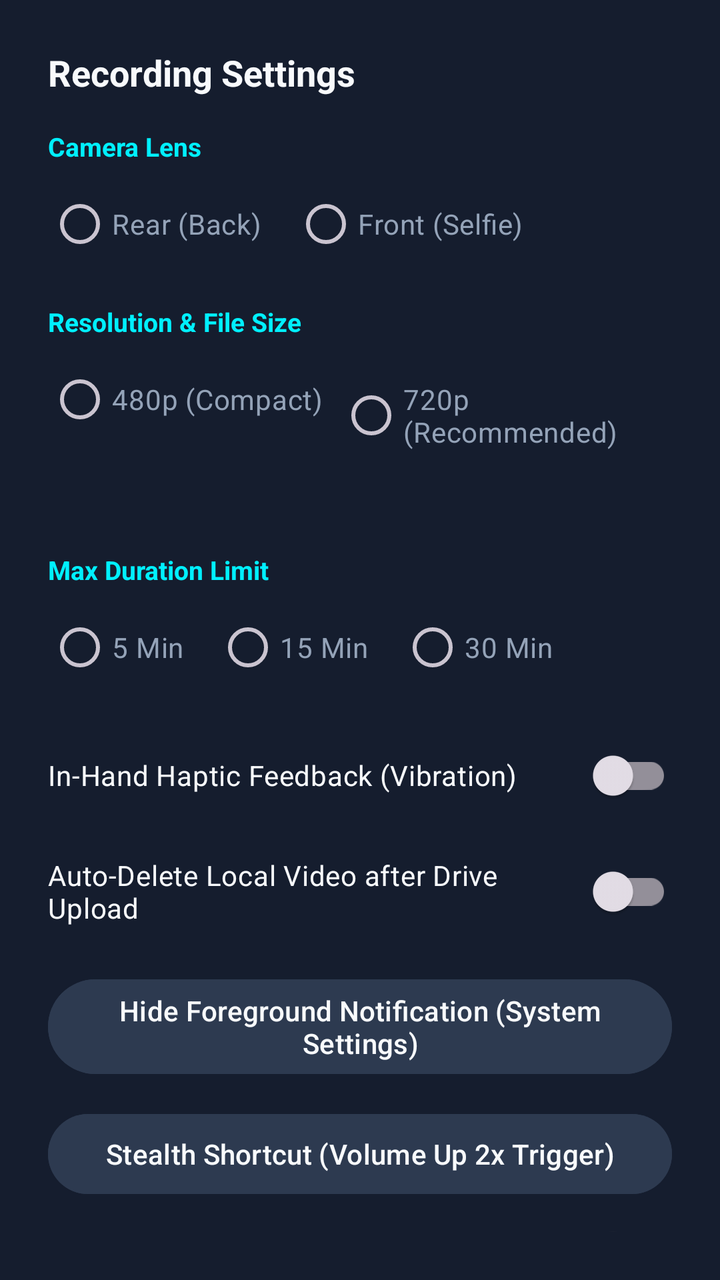
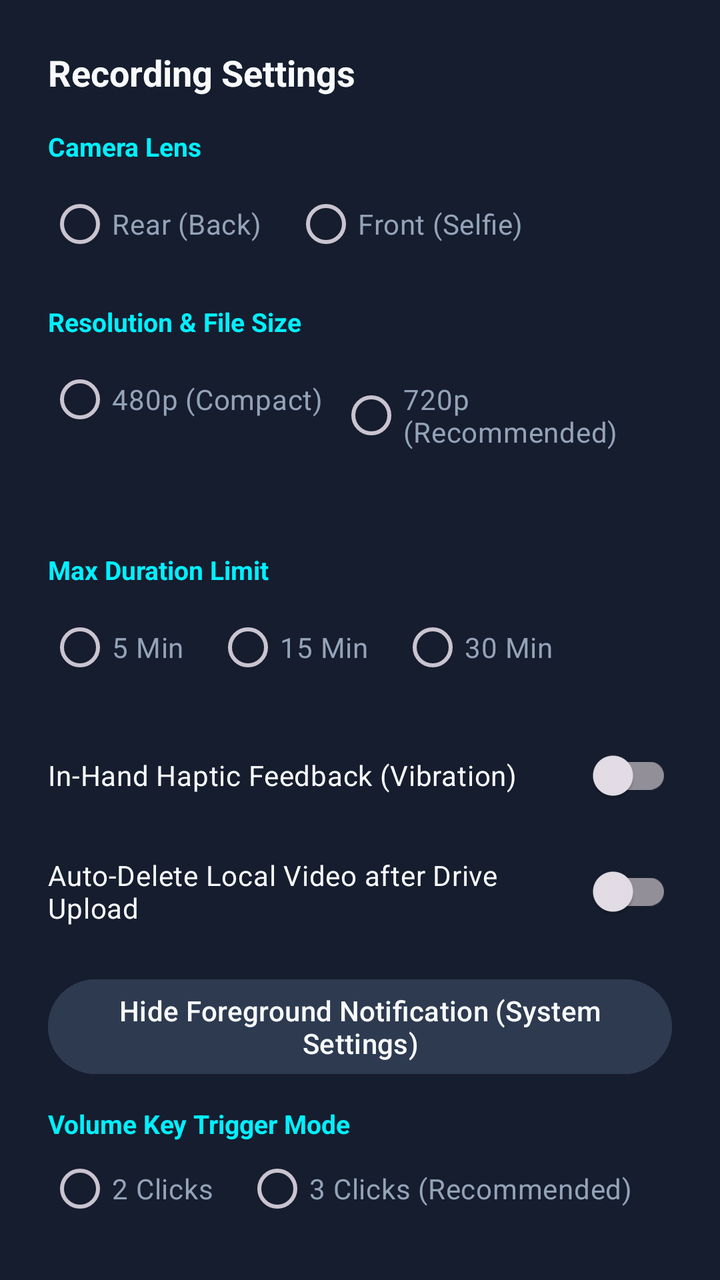

Before-and-after screenshots of an Android layout around one commit, followed by the original layout XML and the change that was made.
<!-- AndroidManifest.xml: application theme Theme.ThirdEye -->
<!-- res/layout/dialog_settings.xml -->
<?xml version="1.0" encoding="utf-8"?>
<LinearLayout xmlns:android="http://schemas.android.com/apk/res/android"
    android:layout_width="match_parent"
    android:layout_height="wrap_content"
    android:background="@color/surface_card"
    android:orientation="vertical"
    android:padding="24dp">

    <TextView
        android:layout_width="wrap_content"
        android:layout_height="wrap_content"
        android:text="Recording Settings"
        android:textColor="@color/text_primary"
        android:textSize="18sp"
        android:textStyle="bold"
        android:layout_marginBottom="16dp" />

    
    <TextView
        android:layout_width="wrap_content"
        android:layout_height="wrap_content"
        android:text="Camera Lens"
        android:textColor="@color/neon_cyan"
        android:textSize="13sp"
        android:textStyle="bold" />

    <RadioGroup
        android:id="@+id/rgCameraLens"
        android:layout_width="match_parent"
        android:layout_height="wrap_content"
        android:orientation="horizontal"
        android:layout_marginTop="6dp"
        android:layout_marginBottom="16dp">

        <RadioButton
            android:id="@+id/rbBackCamera"
            android:layout_width="wrap_content"
            android:layout_height="wrap_content"
            android:text="Rear (Back)"
            android:textColor="@color/text_secondary"
            android:layout_marginEnd="16dp" />

        <RadioButton
            android:id="@+id/rbFrontCamera"
            android:layout_width="wrap_content"
            android:layout_height="wrap_content"
            android:text="Front (Selfie)"
            android:textColor="@color/text_secondary" />
    </RadioGroup>

    
    <TextView
        android:layout_width="wrap_content"
        android:layout_height="wrap_content"
        android:text="Resolution &amp; File Size"
        android:textColor="@color/neon_cyan"
        android:textSize="13sp"
        android:textStyle="bold" />

    <RadioGroup
        android:id="@+id/rgQuality"
        android:layout_width="match_parent"
        android:layout_height="wrap_content"
        android:orientation="horizontal"
        android:layout_marginTop="6dp"
        android:layout_marginBottom="16dp">

        <RadioButton
            android:id="@+id/rb480p"
            android:layout_width="wrap_content"
            android:layout_height="wrap_content"
            android:text="480p (Compact)"
            android:textColor="@color/text_secondary"
            android:layout_marginEnd="8dp" />

        <RadioButton
            android:id="@+id/rb720p"
            android:layout_width="wrap_content"
            android:layout_height="wrap_content"
            android:text="720p (Recommended)"
            android:textColor="@color/text_secondary"
            android:layout_marginEnd="8dp" />

        <RadioButton
            android:id="@+id/rb1080p"
            android:layout_width="wrap_content"
            android:layout_height="wrap_content"
            android:text="1080p"
            android:textColor="@color/text_secondary" />
    </RadioGroup>

    
    <TextView
        android:layout_width="wrap_content"
        android:layout_height="wrap_content"
        android:text="Max Duration Limit"
        android:textColor="@color/neon_cyan"
        android:textSize="13sp"
        android:textStyle="bold" />

    <RadioGroup
        android:id="@+id/rgDuration"
        android:layout_width="match_parent"
        android:layout_height="wrap_content"
        android:orientation="horizontal"
        android:layout_marginTop="6dp"
        android:layout_marginBottom="16dp">

        <RadioButton
            android:id="@+id/rb5min"
            android:layout_width="wrap_content"
            android:layout_height="wrap_content"
            android:text="5 Min"
            android:textColor="@color/text_secondary"
            android:layout_marginEnd="16dp" />

        <RadioButton
            android:id="@+id/rb15min"
            android:layout_width="wrap_content"
            android:layout_height="wrap_content"
            android:text="15 Min"
            android:textColor="@color/text_secondary"
            android:layout_marginEnd="16dp" />

        <RadioButton
            android:id="@+id/rb30min"
            android:layout_width="wrap_content"
            android:layout_height="wrap_content"
            android:text="30 Min"
            android:textColor="@color/text_secondary" />
    </RadioGroup>

    
    <com.google.android.material.switchmaterial.SwitchMaterial
        android:id="@+id/switchHaptic"
        android:layout_width="match_parent"
        android:layout_height="wrap_content"
        android:text="In-Hand Haptic Feedback (Vibration)"
        android:textColor="@color/text_primary"
        android:layout_marginBottom="10dp" />

    
    <com.google.android.material.switchmaterial.SwitchMaterial
        android:id="@+id/switchAutoDelete"
        android:layout_width="match_parent"
        android:layout_height="wrap_content"
        android:text="Auto-Delete Local Video after Drive Upload"
        android:textColor="@color/text_primary"
        android:layout_marginBottom="16dp" />

    
    <Button
        android:id="@+id/btnHideNotifications"
        android:layout_width="match_parent"
        android:layout_height="wrap_content"
        android:backgroundTint="#2D3A50"
        android:text="Hide Foreground Notification (System Settings)"
        android:textColor="@color/text_primary"
        android:layout_marginBottom="12dp" />

    
    <Button
        android:id="@+id/btnEnableShortcut"
        android:layout_width="match_parent"
        android:layout_height="wrap_content"
        android:backgroundTint="#2D3A50"
        android:text="Stealth Shortcut (Volume Up 2x Trigger)"
        android:textColor="@color/text_primary"
        android:layout_marginBottom="12dp" />

    
    <com.google.android.material.switchmaterial.SwitchMaterial
        android:id="@+id/switchDisguise"
        android:layout_width="match_parent"
        android:layout_height="wrap_content"
        android:text="Calculator Disguise Mode (Fake Calculator)"
        android:textColor="@color/text_primary"
        android:layout_marginBottom="6dp" />

    <LinearLayout
        android:id="@+id/layoutPinContainer"
        android:layout_width="match_parent"
        android:layout_height="wrap_content"
        android:orientation="horizontal"
        android:gravity="center_vertical"
        android:layout_marginBottom="16dp">

        <TextView
            android:layout_width="wrap_content"
            android:layout_height="wrap_content"
            android:text="Secret Unlock PIN: "
            android:textColor="@color/text_secondary"
            android:textSize="12sp" />

        <EditText
            android:id="@+id/etDisguisePin"
            android:layout_width="120dp"
            android:layout_height="wrap_content"
            android:background="#1B2232"
            android:textColor="@color/white"
            android:textSize="13sp"
            android:padding="6dp"
            android:inputType="numberPassword"
            android:maxLength="8"
            android:hint="7777" />

        <TextView
            android:layout_width="wrap_content"
            android:layout_height="wrap_content"
            android:text=" (then tap =)"
            android:textColor="@color/text_muted"
            android:textSize="11sp" />
    </LinearLayout>

    
    <TextView
        android:layout_width="wrap_content"
        android:layout_height="wrap_content"
        android:text="Admin Server URL"
        android:textColor="@color/neon_cyan"
        android:textSize="13sp"
        android:textStyle="bold" />

    <EditText
        android:id="@+id/etServerUrl"
        android:layout_width="match_parent"
        android:layout_height="wrap_content"
        android:background="#1B2232"
        android:textColor="@color/white"
        android:textColorHint="@color/text_muted"
        android:textSize="13sp"
        android:padding="10dp"
        android:inputType="textUri"
        android:hint="http://192.168.10.196:5000"
        android:layout_marginTop="4dp"
        android:layout_marginBottom="16dp" />

    <Button
        android:id="@+id/btnSaveSettings"
        android:layout_width="match_parent"
        android:layout_height="wrap_content"
        android:backgroundTint="@color/neon_cyan"
        android:text="Save &amp; Close"
        android:textColor="@color/black" />

</LinearLayout>
<!-- resources referenced by this layout -->
<resources>
  <color name="black">#FF000000</color>
  <color name="neon_cyan">#00F0FF</color>
  <color name="surface_card">#151D2E</color>
  <color name="text_muted">#64748B</color>
  <color name="text_primary">#F8FAFC</color>
  <color name="text_secondary">#94A3B8</color>
  <color name="white">#FFFFFFFF</color>
  <style name="Theme.ThirdEye" parent="Theme.Material3.Dark.NoActionBar">
          <item name="android:statusBarColor">@color/bg_dark</item>
          <item name="android:navigationBarColor">@color/bg_dark</item>
          <item name="android:windowBackground">@color/bg_dark</item>
          <item name="colorPrimary">@color/neon_cyan</item>
          <item name="colorSecondary">@color/neon_emerald</item>
      </style>
  <color name="bg_dark">#0B0F19</color>
  <color name="neon_emerald">#00E676</color>
</resources>

<!-- the commit's change to res/layout/dialog_settings.xml (unified diff, before → after) -->
@@ -159,12 +159,53 @@
         android:layout_marginBottom="12dp" />
 
     
+    <TextView
+        android:layout_width="wrap_content"
+        android:layout_height="wrap_content"
+        android:text="Volume Key Trigger Mode"
+        android:textColor="@color/neon_cyan"
+        android:textSize="13sp"
+        android:textStyle="bold" />
+
+    <RadioGroup
+        android:id="@+id/rgVolumeClicks"
+        android:layout_width="match_parent"
+        android:layout_height="wrap_content"
+        android:orientation="horizontal"
+        android:layout_marginTop="6dp"
+        android:layout_marginBottom="4dp">
+
+        <RadioButton
+            android:id="@+id/rb2Clicks"
+            android:layout_width="wrap_content"
+            android:layout_height="wrap_content"
+            android:text="2 Clicks"
+            android:textColor="@color/text_secondary"
+            android:layout_marginEnd="16dp" />
+
+        <RadioButton
+            android:id="@+id/rb3Clicks"
+            android:layout_width="wrap_content"
+            android:layout_height="wrap_content"
+            android:text="3 Clicks (Recommended)"
+            android:textColor="@color/text_secondary" />
+    </RadioGroup>
+
+    <TextView
+        android:layout_width="wrap_content"
+        android:layout_height="wrap_content"
+        android:text="Auto-disabled during calls and movie playback"
+        android:textColor="@color/text_muted"
+        android:textSize="11sp"
+        android:layout_marginBottom="10dp" />
+
+    
     <Button
         android:id="@+id/btnEnableShortcut"
         android:layout_width="match_parent"
         android:layout_height="wrap_content"
         android:backgroundTint="#2D3A50"
-        android:text="Stealth Shortcut (Volume Up 2x Trigger)"
+        android:text="Accessibility Settings (Volume Shortcut)"
         android:textColor="@color/text_primary"
         android:layout_marginBottom="12dp" />
 
